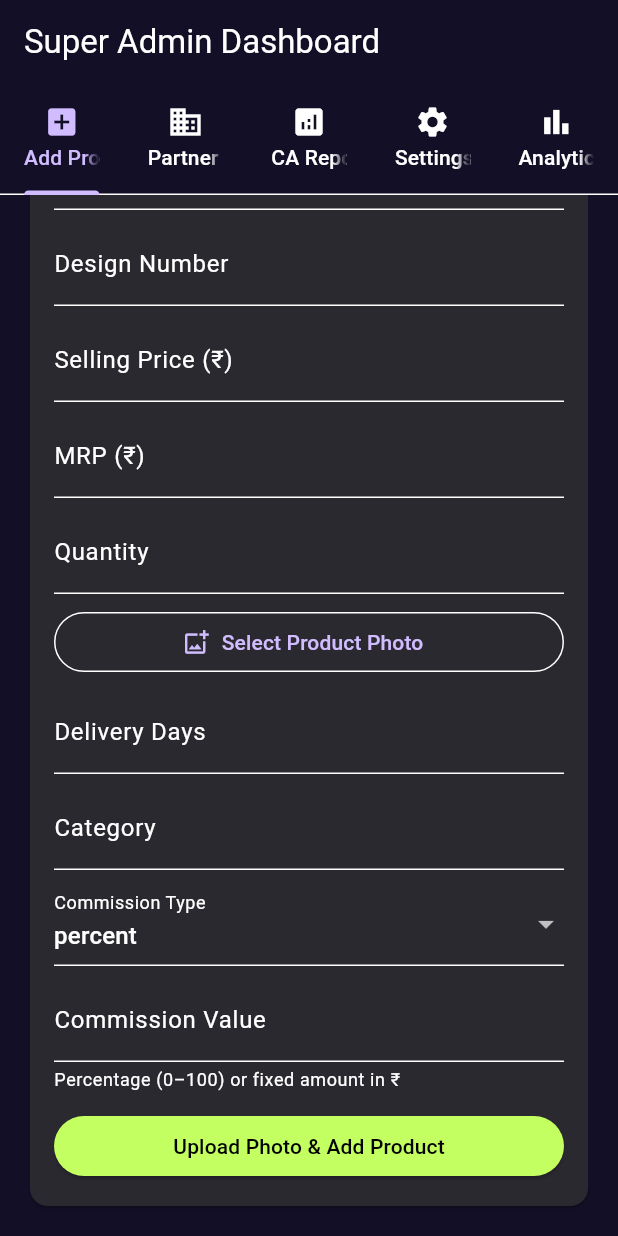
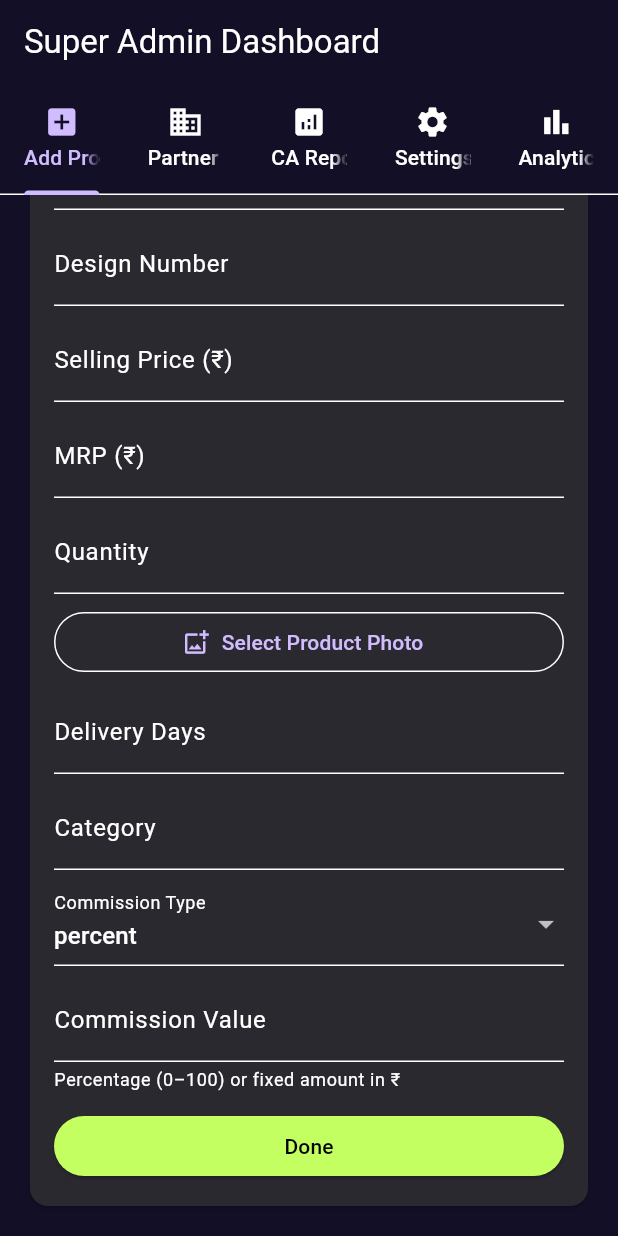
Before and after one commit to Deva212121/REELGEN-AI, a Flutter app: the SuperAdminDashboardScreen screen opened directly, scrolled down 120 dp, on a phone screen of 412 x 824 dp. Run offline on Flutter 3.47's test engine with Material 3 defaults, Android fonts, the phone set to English and light mode, and no system bars; our stand-ins replace cached_network_image, cloud_firestore, firebase_auth, firebase_core, firebase_crashlytics, firebase_storage and 5 more; missing offline and left inert: firebase_performance, google_ml_kit, razorpay_flutter, record, universal_html; accounts and stored records are empty.

Commit message:
Rename product submit button to Done

```diff
--- a/lib/features/super_admin_dashboard/super_admin_dashboard_screen.dart
+++ b/lib/features/super_admin_dashboard/super_admin_dashboard_screen.dart
@@ -246,7 +246,7 @@
                         height: 20,
                         child: CircularProgressIndicator(strokeWidth: 2),
                       )
-                    : const Text('Upload Photo & Add Product'),
+                    : const Text('Done'),
               ),
             ],
           ),
```
